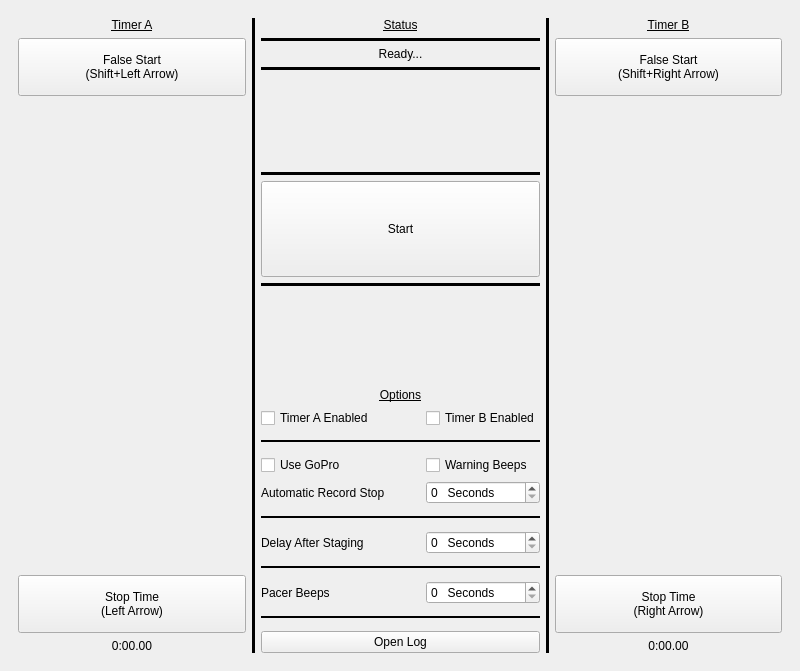
Old version of the form modules/GUI.ui in the repository Quantum158/SpeedController.
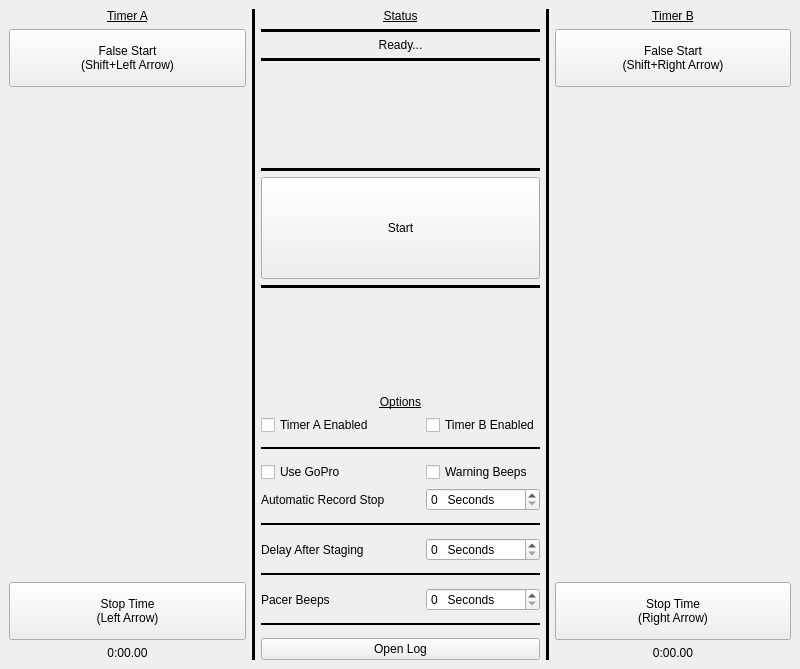
New version of the form.

The edit to the form file:
```diff
--- a/modules/GUI.ui
+++ b/modules/GUI.ui
@@ -7,7 +7,7 @@
     <x>0</x>
     <y>0</y>
     <width>800</width>
-    <height>671</height>
+    <height>669</height>
    </rect>
   </property>
   <property name="minimumSize">
@@ -51,12 +51,6 @@
     <item row="0" column="0">
      <layout class="QHBoxLayout" name="MainLayout">
       <item>
-       <widget class="QWidget" name="CenterPart" native="true">
-        <property name="enabled">
-         <bool>true</bool>
-        </property>
-        <layout class="QHBoxLayout" name="horizontalLayout_3">
-         <item>
           <layout class="QVBoxLayout" name="ALayout">
            <item>
             <widget class="QLabel" name="TimerALabel">
@@ -127,6 +121,9 @@
               <string>Stop Time
 (Left Arrow)</string>
              </property>
+          <property name="flat">
+           <bool>false</bool>
+          </property>
             </widget>
            </item>
            <item>
@@ -674,7 +671,7 @@
           </layout>
          </item>
          <item>
-          <widget class="Line" name="CenterBLin">
+       <widget class="Line" name="CenterBLine">
            <property name="frameShadow">
             <enum>QFrame::Plain</enum>
            </property>
@@ -788,9 +785,6 @@
             </widget>
            </item>
           </layout>
-         </item>
-        </layout>
-       </widget>
       </item>
      </layout>
     </item>
```
Lines whose indentation alone changed are shown as unchanged.
